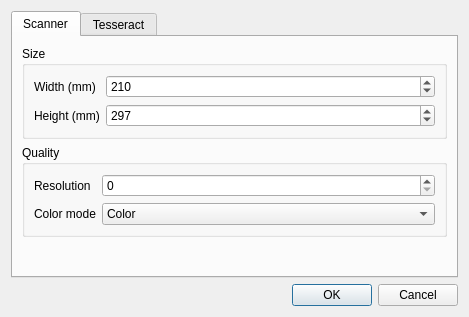
Qt form ui/ui_settings.ui (zdenop/lector) before a commit.
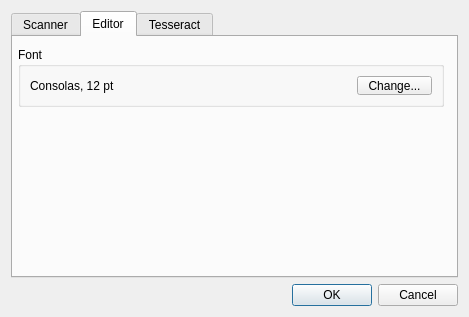
The same form after that commit. The open tabs and pages were chosen to show the change.

Commit message: added Open and Exit to toolbar and font setting for textbrowser/editor

The edit to the form file:
```diff
--- a/ui/ui_settings.ui
+++ b/ui/ui_settings.ui
@@ -133,6 +133,59 @@
          </item>
         </layout>
        </widget>
+       <widget class="QWidget" name="editor">
+        <attribute name="title">
+         <string>Editor</string>
+        </attribute>
+        <widget class="QGroupBox" name="fontGroupBox">
+         <property name="geometry">
+          <rect>
+           <x>5</x>
+           <y>10</y>
+           <width>426</width>
+           <height>60</height>
+          </rect>
+         </property>
+         <property name="title">
+          <string>Font</string>
+         </property>
+         <layout class="QGridLayout" name="gridLayout_1">
+          <item row="0" column="0">
+           <widget class="QLabel" name="fontLabel">
+            <property name="text">
+             <string>Consolas, 12 pt</string>
+            </property>
+           </widget>
+          </item>
+          <item row="0" column="2">
+           <widget class="QPushButton" name="fontButton">
+            <property name="maximumSize">
+             <size>
+              <width>75</width>
+              <height>26</height>
+             </size>
+            </property>
+            <property name="text">
+             <string>Change...</string>
+            </property>
+           </widget>
+          </item>
+          <item row="0" column="1">
+           <spacer name="horizontalSpacer_7">
+            <property name="orientation">
+             <enum>Qt::Horizontal</enum>
+            </property>
+            <property name="sizeHint" stdset="0">
+             <size>
+              <width>40</width>
+              <height>20</height>
+             </size>
+            </property>
+           </spacer>
+          </item>
+         </layout>
+        </widget>
+       </widget>
        <widget class="QWidget" name="tesseract">
         <attribute name="title">
          <string>Tesseract</string>
```
The commit also changes 5 other files.
